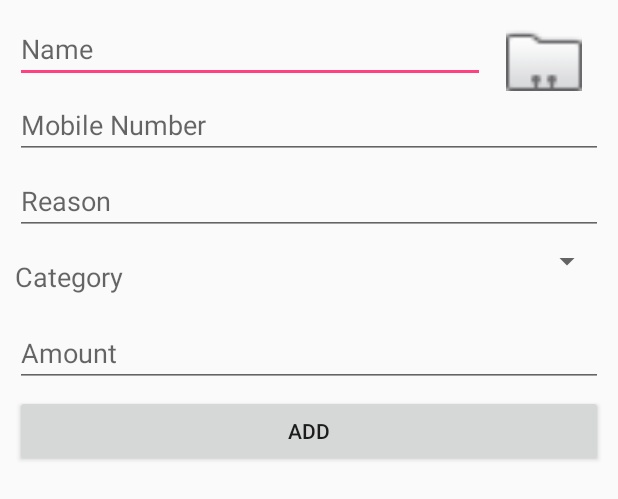
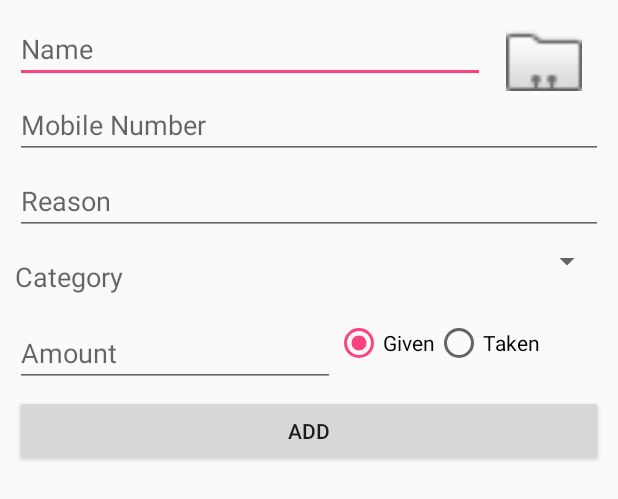
Before and after one commit to gj100596/Hisab, an Android app: the layout add_transaction.xml on its own in the app's theme, with its tools: preview values and no code run, on a phone screen of 412 x 824 dp. Shown: the top 499 px of the screen. Run offline under Robolectric (Android 15) with nearby library versions, the phone set to English and light mode, and no system bars.

Commit message:
fix: "Debit/Credit Transaction"

```diff
--- a/app/src/main/res/layout/add_transaction.xml
+++ b/app/src/main/res/layout/add_transaction.xml
@@ -6,27 +6,27 @@
     android:orientation="vertical">
 
     <LinearLayout
-        android:weightSum="5"
         android:layout_width="match_parent"
         android:layout_height="wrap_content"
-        android:orientation="horizontal">
+        android:orientation="horizontal"
+        android:weightSum="5">
 
         <AutoCompleteTextView
             android:id="@+id/add_name"
-            android:layout_weight="4"
             android:layout_width="0dp"
             android:layout_height="wrap_content"
             android:layout_marginBottom="5dp"
+            android:layout_weight="4"
             android:ems="10"
             android:hint="Name"
             android:inputType="textPersonName" />
 
         <ImageView
             android:id="@+id/add_contact"
-            android:layout_weight="1"
             android:layout_width="0dp"
             android:layout_height="match_parent"
-            android:src="@android:drawable/sym_contact_card"/>
+            android:layout_weight="1"
+            android:src="@android:drawable/sym_contact_card" />
     </LinearLayout>
 
     <EditText
@@ -71,14 +71,41 @@
             android:visibility="invisible" />
     </LinearLayout>
 
-    <EditText
-        android:id="@+id/add_amount"
+    <LinearLayout
         android:layout_width="match_parent"
         android:layout_height="wrap_content"
-        android:layout_marginBottom="5dp"
-        android:ems="10"
-        android:hint="Amount"
-        android:inputType="number" />
+        android:orientation="horizontal">
+
+        <EditText
+            android:id="@+id/add_amount"
+            android:layout_width="wrap_content"
+            android:layout_height="wrap_content"
+            android:layout_marginBottom="5dp"
+            android:textColor="@android:color/holo_green_light"
+            android:ems="10"
+            android:hint="Amount"
+            android:inputType="number" />
+
+        <RadioGroup
+            android:id="@+id/radioGroup"
+            android:layout_width="wrap_content"
+            android:layout_height="wrap_content"
+            android:orientation="horizontal">
+
+            <RadioButton
+                android:id="@+id/givenRadio"
+                android:layout_width="wrap_content"
+                android:layout_height="wrap_content"
+                android:checked="true"
+                android:text="Given"/>
+            <RadioButton
+                android:id="@+id/takenRadio"
+                android:layout_width="wrap_content"
+                android:layout_height="wrap_content"
+                android:text="Taken"/>
+
+        </RadioGroup>
+    </LinearLayout>
 
     <Button
         android:id="@+id/add_button"
```
Also changed, not shown: app/src/main/java/gj/udacity/capstone/hisab/activity/MainActivity.java (+15 -2 lines), app/src/main/java/gj/udacity/capstone/hisab/adapter/DetailRecyclerViewAdapter.java (+7 -1 lines), app/src/main/java/gj/udacity/capstone/hisab/fragment/AddSliderFragment.java (+27 -6 lines).
